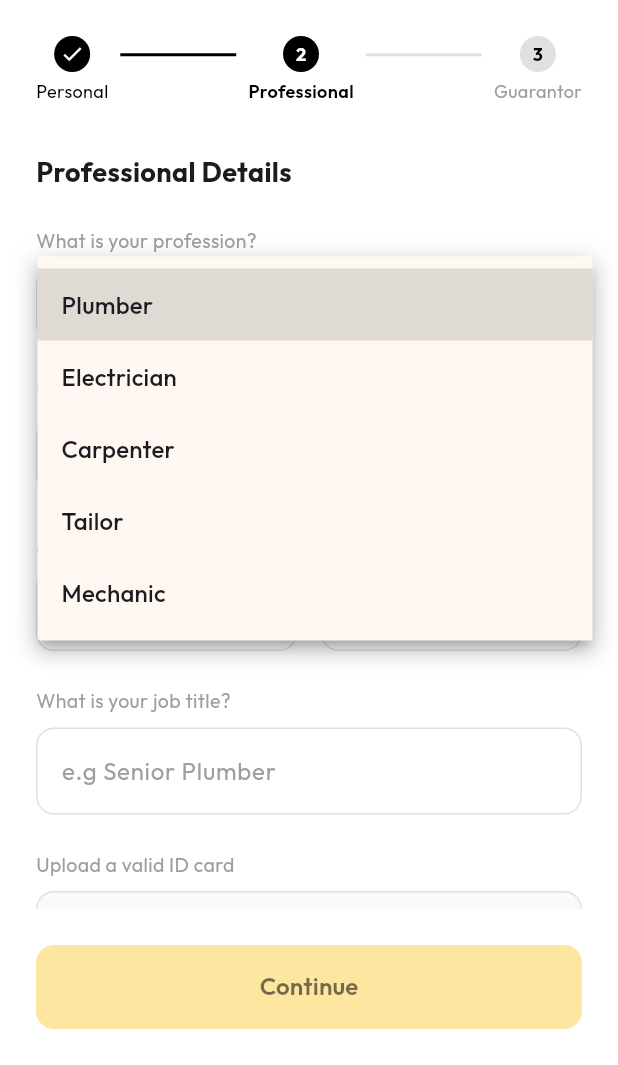
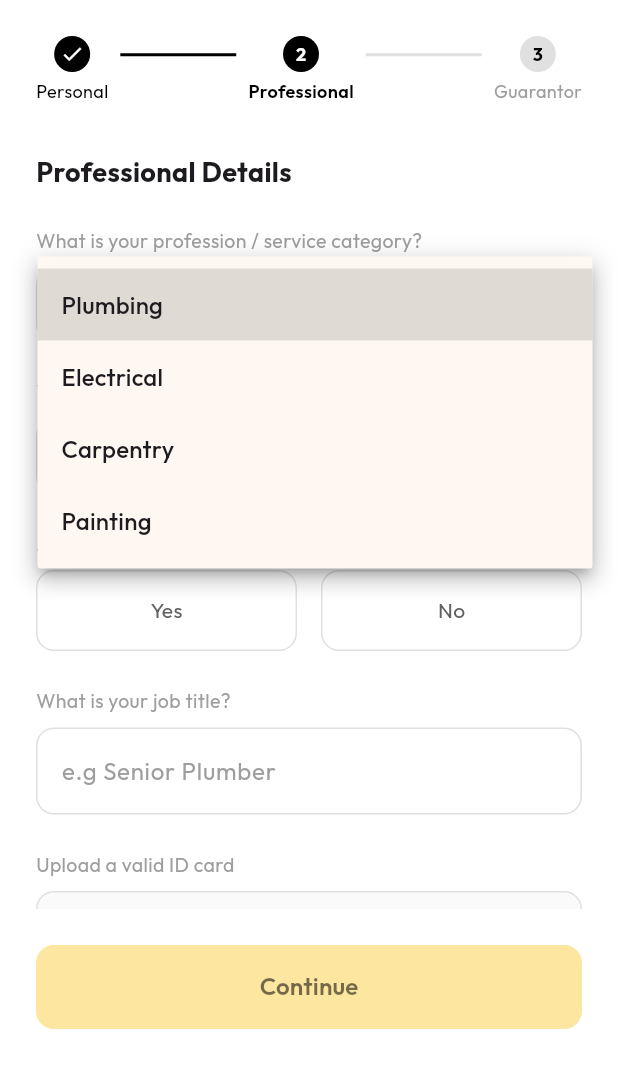
Before and after one commit to skillspay/skillpay_app, a Flutter app: the OnboardingStep2Screen screen opened directly with empty values, after a tap on "Select profession", on a phone screen of 412 x 824 dp, the part 171-1236 px from its top. Run offline on Flutter 3.47's test engine with Material 3 defaults, Android fonts, the phone set to English and light mode, and no system bars; our stand-ins replace file_picker, firebase_core, flutter_dotenv, geocoding, geolocator, google_fonts and 5 more; accounts and stored records are empty; network calls fail.

Commit message:
feat: project chat presentation, artisan signup category attachment, and customer category filtering

```diff
--- a/skillpay_workers/lib/screens/onboarding_step2_screen.dart
+++ b/skillpay_workers/lib/screens/onboarding_step2_screen.dart
@@ -1,5 +1,6 @@
 import 'package:flutter/material.dart';
 import 'onboarding_step3_screen.dart';
+import '../services/artisan_profile_service.dart';
 
 class OnboardingStep2Screen extends StatefulWidget {
   final Map<String, dynamic> onboardingData;
@@ -11,6 +12,9 @@ class OnboardingStep2Screen extends StatefulWidget {
 }
 
 class _OnboardingStep2ScreenState extends State<OnboardingStep2Screen> {
+  final _profileService = ArtisanProfileService();
+  List<Map<String, dynamic>> _categories = [];
+  String? _selectedCategoryId;
   String? _selectedProfession;
   String? _selectedExperience;
   String? _employedStatus;
@@ -24,6 +28,18 @@ class _OnboardingStep2ScreenState extends State<OnboardingStep2Screen> {
   void initState() {
     super.initState();
     _jobTitleController.addListener(_validateForm);
+    _loadCategories();
+  }
+
+  Future<void> _loadCategories() async {
+    try {
+      final cats = await _profileService.fetchCategories();
+      if (mounted) {
+        setState(() {
+          _categories = cats;
+        });
+      }
+    } catch (_) {}
   }
 
   @override
@@ -94,15 +110,22 @@ class _OnboardingStep2ScreenState extends State<OnboardingStep2Screen> {
                       const SizedBox(height: 24),
 
                       // Profession
-                      const Text('What is your profession?', style: TextStyle(color: Colors.grey, fontSize: 13)),
+                      const Text('What is your profession / service category?', style: TextStyle(color: Colors.grey, fontSize: 13)),
                       const SizedBox(height: 8),
                       _buildDropdownField(
                         value: _selectedProfession,
                         hint: 'Select profession',
-                        items: ['Plumber', 'Electrician', 'Carpenter', 'Tailor', 'Mechanic'],
+                        items: _categories.isNotEmpty
+                            ? _categories.map((c) => c['name']?.toString() ?? '').where((s) => s.isNotEmpty).toList()
+                            : ['Plumbing', 'Electrical', 'Carpentry', 'Painting'],
                         onChanged: (val) {
                           setState(() {
                             _selectedProfession = val;
+                            final match = _categories.firstWhere(
+                              (c) => c['name'] == val,
+                              orElse: () => <String, dynamic>{},
+                            );
+                            _selectedCategoryId = match['id']?.toString();
                             _validateForm();
                           });
                         },
@@ -205,6 +228,7 @@ class _OnboardingStep2ScreenState extends State<OnboardingStep2Screen> {
                     final currentData = Map<String, dynamic>.from(widget.onboardingData);
                     currentData.addAll({
                       'profession': _selectedProfession,
+                      'category_id': _selectedCategoryId,
                       'experience_years': _selectedExperience,
                       'is_employed': _employedStatus == 'Yes',
                       'job_title': _jobTitleController.text.trim(),
--- a/skillpay_workers/lib/screens/onboarding_step3_screen.dart
+++ b/skillpay_workers/lib/screens/onboarding_step3_screen.dart
@@ -66,6 +66,15 @@ class _OnboardingStep3ScreenState extends State<OnboardingStep3Screen> {
         experience: data['experience_years']?.toString(),
         yearsExperience: _parseYears(data['experience_years']?.toString()),
       );
+
+      // Attach selected category
+      if (data['category_id'] != null && data['category_id'].toString().isNotEmpty) {
+        try {
+          await _profileService.addCategory(data['category_id'].toString());
+        } catch (e) {
+          debugPrint('Error attaching category in Step 3: $e');
+        }
+      }
 
       // Post the guarantor info via a dedicated endpoint (stored as metadata)
       try {
```
Also changed, not shown: skillpay_workers/lib/screens/history_chat_screen.dart (+5 -3 lines), skillpay_workers/lib/screens/messages_tab.dart (+23 -2 lines), skillpay_workers/lib/screens/worker_onboarding_screen.dart (+89 -20 lines), 1 other file.
